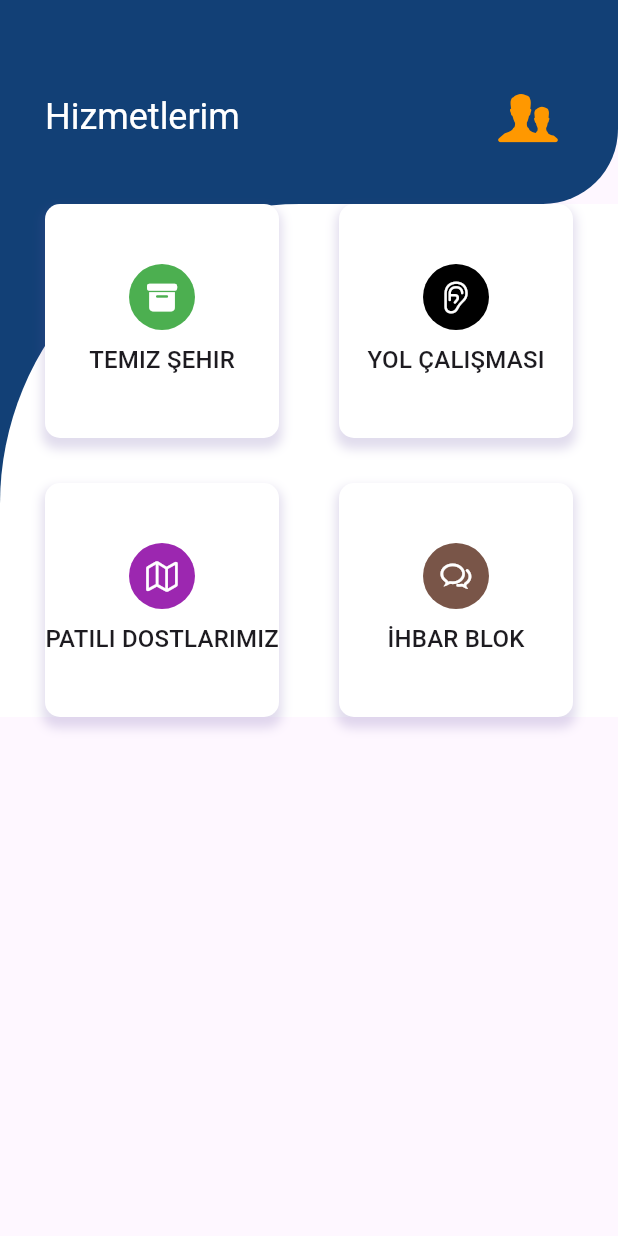
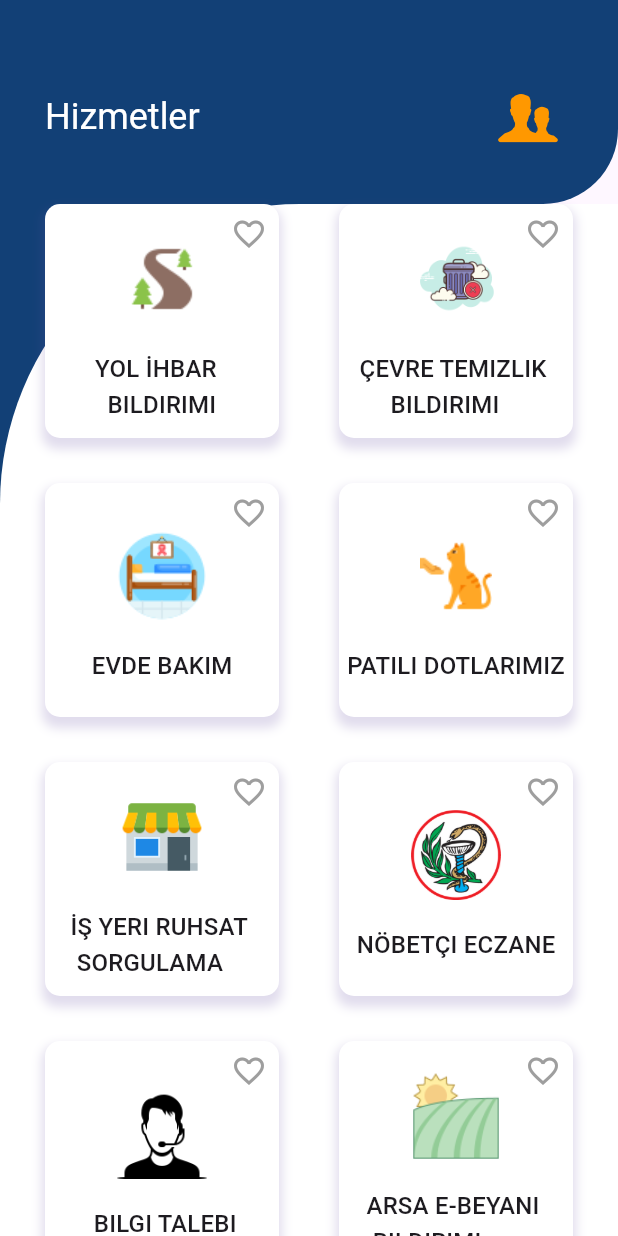
Before and after one commit to Arifcngk/I-KENT-Cloud, a Flutter app: the screen it shows after launch, after a tap on "HIZMETLER", on a phone screen of 412 x 824 dp. Run offline on Flutter 3.47's test engine with Material 3 defaults, Android fonts, the phone set to English and light mode, and no system bars; our stand-ins replace awesome_dialog, curved_navigation_bar, firebase_auth, firebase_core, get, google_fonts and 5 more; accounts and stored records are empty; network calls fail.

Commit message:
services desing added

```diff
--- a/lib/main.dart
+++ b/lib/main.dart
@@ -1,8 +1,11 @@
+import 'dart:developer';
+
 import 'package:e_belediyecilik/firebase_options.dart';
 import 'package:e_belediyecilik/provider/auth_provider.dart';
 import 'package:e_belediyecilik/screens/auth/login_page.dart';
 import 'package:e_belediyecilik/screens/auth/signup_page.dart';
 import 'package:e_belediyecilik/screens/home_page.dart';
+import 'package:e_belediyecilik/screens/services_pages/services.dart';
 
 import 'package:firebase_core/firebase_core.dart';
 import 'package:flutter/material.dart';
@@ -30,10 +33,10 @@ class MyApp extends StatelessWidget {
           create: (context) => AuthProvider(),
         )
       ],
-      child: MaterialApp(
+      child: const MaterialApp(
         title: 'E-Belediyecilik Uygulaması',
         debugShowCheckedModeBanner: false,
-        home: const HomePage(),
+        home: HomePage(),
       ),
     );
   }
--- a/lib/screens/home_page.dart
+++ b/lib/screens/home_page.dart
@@ -1,7 +1,7 @@
 import 'package:e_belediyecilik/misc/colors.dart';
 import 'package:e_belediyecilik/screens/favorite_page.dart';
 import 'package:e_belediyecilik/screens/google_maps_marker_pages/map_page.dart';
-import 'package:e_belediyecilik/screens/services.dart';
+import 'package:e_belediyecilik/screens/services_pages/services.dart';
 import 'package:e_belediyecilik/screens/setting_page.dart';
 import 'package:flutter/cupertino.dart';
 import 'package:flutter/material.dart';
--- a/lib/screens/services.dart
+++ b/lib/screens/services_pages/services.dart
@@ -1,7 +1,10 @@
 import 'package:e_belediyecilik/misc/colors.dart';
+import 'package:e_belediyecilik/screens/auth/login_page.dart';
+import 'package:e_belediyecilik/screens/google_maps_marker_pages/map_page.dart';
 import 'package:e_belediyecilik/screens/services_pages/clean_city.dart';
 import 'package:flutter/cupertino.dart';
 import 'package:flutter/material.dart';
+import 'package:shared_preferences/shared_preferences.dart';
 
 class ServicesScreen extends StatefulWidget {
   const ServicesScreen({super.key});
@@ -11,6 +14,8 @@ class ServicesScreen extends StatefulWidget {
 }
 
 class _ServicesScreenState extends State<ServicesScreen> {
+  List<bool> isFavorite = List.generate(9, (index) => false);
+
   @override
   Widget build(BuildContext context) {
     return Scaffold(
@@ -29,7 +34,7 @@ class _ServicesScreenState extends State<ServicesScreen> {
                 const SizedBox(height: 50),
                 ListTile(
                   contentPadding: const EdgeInsets.symmetric(horizontal: 30),
-                  title: Text('Hizmetlerim',
+                  title: Text('Hizmetler',
                       style: Theme.of(context)
                           .textTheme
                           .headlineSmall
@@ -64,14 +69,24 @@ class _ServicesScreenState extends State<ServicesScreen> {
                 crossAxisSpacing: 40,
                 mainAxisSpacing: 30,
                 children: [
-                  itemDashboard('Temiz Şehir', CupertinoIcons.archivebox_fill,
-                      Colors.green, CleanCityScreen()),
-                  itemDashboard('Yol Çalışması', CupertinoIcons.ear,
-                      Colors.black, CleanCityScreen()),
-                  itemDashboard('Patili Dostlarımız', CupertinoIcons.map,
-                      Colors.purple, CleanCityScreen()),
-                  itemDashboard('İhbar Blok', CupertinoIcons.chat_bubble_2,
-                      Colors.brown, CleanCityScreen()),
+                  itemDashboard(' Yol İhbar   \n   Bildirimi', "img/path.png",
+                      CleanCityScreen(), 0),
+                  itemDashboard('Çevre temizlik \n     Bildirimi',
+                      "img/trash.png", CleanCityScreen(), 1),
+                  itemDashboard(
+                      'Evde Bakım', "img/patient.png", CleanCityScreen(), 2),
+                  itemDashboard(
+                      'Patili Dotlarımız', "img/pets.png", GoogleMapView(), 3),
+                  itemDashboard('İş Yeri Ruhsat \n Sorgulama', "img/shop.png",
+                      CleanCityScreen(), 4),
+                  itemDashboard(
+                      'Nöbetçi Eczane', "img/eczane.png", CleanCityScreen(), 5),
+                  itemDashboard(
+                      ' Bilgi Talebi', "img/support.png", CleanCityScreen(), 6),
+                  itemDashboard('Arsa e-Beyanı \n Bildirimi', "img/lanf.png",
+                      CleanCityScreen(), 7),
+                  itemDashboard('Moloz \n Bildirimi', "img/rubble.png",
+                      CleanCityScreen(), 8),
                 ],
               ),
             ),
@@ -82,8 +97,8 @@ class _ServicesScreenState extends State<ServicesScreen> {
     );
   }
 
-  itemDashboard(String title, IconData iconData, Color background,
-          Widget servicesPages) =>
+  itemDashboard(
+          String title, String imagePath, Widget servicesPages, int index) =>
       GestureDetector(
         onTap: () => Navigator.push(
             context,
@@ -101,19 +116,44 @@ class _ServicesScreenState extends State<ServicesScreen> {
                     spreadRadius: 2,
                     blurRadius: 5)
               ]),
-          child: Column(
+          child: Stack(
+            alignment: Alignment.topRight,
+            children: [
+              Column(
                 mainAxisAlignment: MainAxisAlignment.center,
                 children: [
                   Container(
                     padding: const EdgeInsets.all(10),
                     decoration: BoxDecoration(
-                    color: background,
                       shape: BoxShape.circle,
                     ),
-                  child: Icon(iconData, color: Colors.white)),
+                    child: Image.asset(
+                      imagePath,
+                      width: 60,
+                      height: 60,
+                    ),
+                  ),
                   const SizedBox(height: 8),
-              Text(title.toUpperCase(),
-                  style: Theme.of(context).textTheme.titleMedium)
+                  Center(
+                    child: Text(title.toUpperCase(),
+                        style: Theme.of(context).textTheme.titleMedium),
+                  )
+                ],
+              ),
+              GestureDetector(
+                onTap: () {
+                  setState(() {
+                    isFavorite[index] = !isFavorite[index];
+                  });
+                },
+                child: Padding(
+                  padding: const EdgeInsets.all(8.0),
+                  child: Icon(
+                    isFavorite[index] ? Icons.favorite : Icons.favorite_border,
+                    color: isFavorite[index] ? Colors.red : Colors.grey,
+                  ),
+                ),
+              ),
             ],
           ),
         ),
--- a/pubspec.yaml
+++ b/pubspec.yaml
@@ -78,7 +78,7 @@ flutter:
   # To add assets to your application, add an assets section, like this:
   assets:
     - img/
-  #   - images/a_dot_ham.jpeg
+
 
   # An image asset can refer to one or more resolution-specific "variants", see
   # https://flutter.dev/assets-and-images/#resolution-aware
```
Also changed, not shown: img/eczane.png (added), img/lanf.png (added), img/path.png (added), img/patient.png (added), img/rubble.png (added), img/shop.png (added), img/support.png (added), img/trash.png (added), img/trash_can.png (added), lib/model/favorite_model.dart (added). Lines whose indentation alone changed are shown as unchanged.
